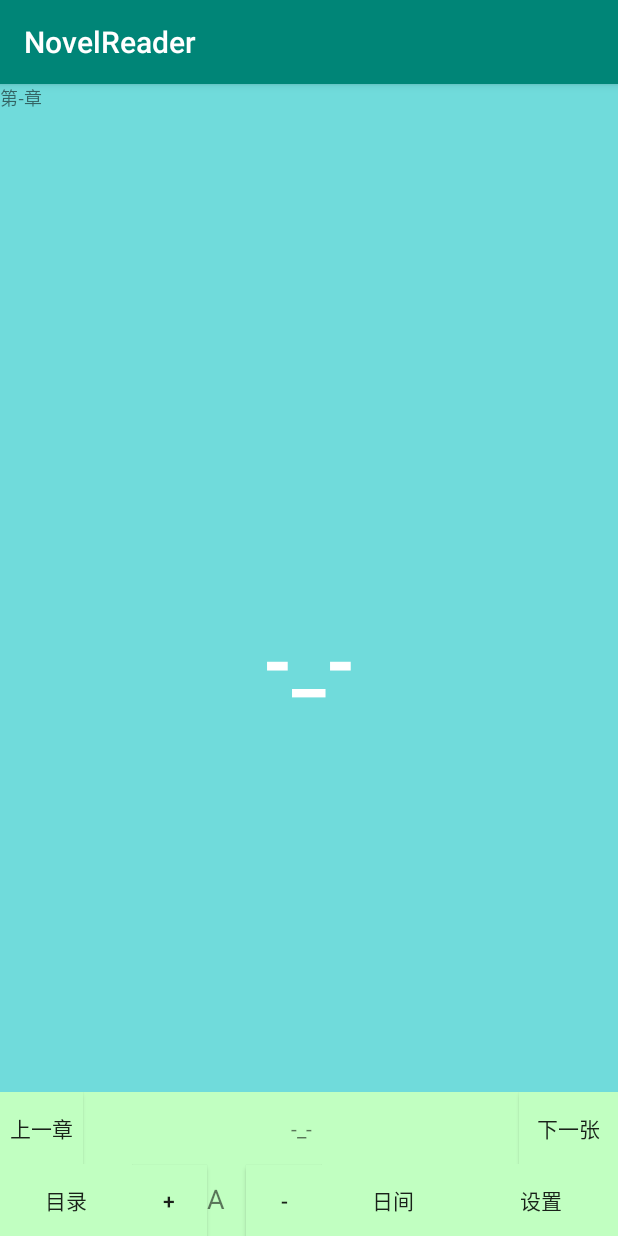
After one commit to Ace820/NovelReader, an Android app: the BookReaderActivity screen opened directly, with no data from a screen before it, on a phone screen of 412 x 824 dp. The commit adds this screen. Run offline under Robolectric (Android 15) with nearby library versions, the phone set to English and light mode, and no system bars.

Commit message:
use bookreader activity but default

```diff
--- a/app/src/main/AndroidManifest.xml
+++ b/app/src/main/AndroidManifest.xml
@@ -13,7 +13,7 @@
         android:supportsRtl="true"
         android:theme="@style/AppTheme">
         <activity
-            android:name=".FullscreenActivity"
+            android:name=".BookReaderActivity"
             android:configChanges="orientation|keyboardHidden|screenSize"
             android:label="@string/app_name"
             android:theme="@style/FullscreenTheme">
--- /dev/null
+++ b/app/src/main/java/com/baidu/zhangche/novelreader/BookReaderActivity.java
@@ -0,0 +1,186 @@
+package com.baidu.zhangche.novelreader;
+
+import android.content.Context;
+import android.os.Bundle;
+import android.os.Handler;
+import android.support.constraint.ConstraintSet;
+import android.support.v7.app.AppCompatActivity;
+import android.util.Log;
+import android.view.MotionEvent;
+import android.view.View;
+import android.widget.Button;
+import android.widget.TextView;
+
+public class BookReaderActivity extends AppCompatActivity {
+    Context mContext;
+    private TextView textTitle, textReader;
+    private View controlBar;
+    private Button chapterPrevious, chapterNext;
+    private TextView chapterProgress;
+    private Button chapterList, fontSizeUp, fontSizeDown, readerTheme, extraSettings;
+    protected boolean isControlBarVisble = false;
+    Handler handler = new Handler();
+    public BookReaderActivity(Context context) {
+        mContext = context;
+    }
+    public BookReaderActivity() {
+        mContext = BookReaderActivity.this;
+    }
+    @Override
+    protected void onCreate(Bundle savedInstanceState) {
+        super.onCreate(savedInstanceState);
+
+        setContentView(R.layout.activity_book_reader);
+
+        textTitle = findViewById(R.id.text_title_area);
+        textReader = findViewById(R.id.text_read_area);
+        controlBar = findViewById(R.id.control_bar);
+        chapterPrevious = findViewById(R.id.chapter_previous);
+        chapterNext = findViewById(R.id.chapter_next);
+        chapterProgress = findViewById(R.id.chapter_progress);
+        chapterList = findViewById(R.id.chapter_list);
+        fontSizeDown = findViewById(R.id.font_size_down);
+        fontSizeUp = findViewById(R.id.font_size_up);
+        readerTheme = findViewById(R.id.theme);
+        extraSettings = findViewById(R.id.settings);
+
+        textReader.setOnClickListener(new readerClickListener(textReader));
+        chapterPrevious.setOnClickListener(new readerClickListener(chapterPrevious));
+        chapterNext.setOnClickListener(new readerClickListener(chapterNext));
+        chapterList.setOnClickListener(new readerClickListener(chapterList));
+        fontSizeDown.setOnClickListener(new readerClickListener(fontSizeDown));
+        fontSizeUp.setOnClickListener(new readerClickListener(fontSizeUp));
+        readerTheme.setOnClickListener(new readerClickListener(readerTheme));
+        extraSettings.setOnClickListener(new readerClickListener(extraSettings));
+
+
+    }
+
+
+    class readerClickListener implements View.OnClickListener {
+        View view;
+        public readerClickListener(View v) {
+           view = v;
+        }
+
+        @Override
+        public void onClick(View v) {
+            switch (view.getId()) {
+                case R.id.text_read_area :
+                    if (isControlBarVisble) {
+                        textReader.setSystemUiVisibility(View.SYSTEM_UI_FLAG_LOW_PROFILE
+                                | View.SYSTEM_UI_FLAG_FULLSCREEN
+                                | View.SYSTEM_UI_FLAG_LAYOUT_STABLE
+                                | View.SYSTEM_UI_FLAG_IMMERSIVE_STICKY
+                                | View.SYSTEM_UI_FLAG_LAYOUT_HIDE_NAVIGATION
+                                | View.SYSTEM_UI_FLAG_HIDE_NAVIGATION);
+                        controlBar.setVisibility(View.GONE);
+                        isControlBarVisble = false;
+                        Log.d(mContext.toString(), "gone");
+                    }else {
+                        Log.d(mContext.toString(), "visible");
+                        textReader.setSystemUiVisibility(View.SYSTEM_UI_FLAG_LAYOUT_FULLSCREEN
+                                | View.SYSTEM_UI_FLAG_LAYOUT_STABLE
+                                | View.SYSTEM_UI_FLAG_LAYOUT_HIDE_NAVIGATION);
+                        controlBar.setVisibility(View.VISIBLE);
+                        isControlBarVisble = true;
+                    }
+                    break;
+                case R.id.chapter_previous :
+                    break;
+                case R.id.chapter_next :
+                    break;
+                case R.id.chapter_list :
+                    break;
+                case R.id.font_size_down :
+                    break;
+                case R.id.font_size_up :
+                    break;
+                case R.id.theme :
+                    break;
+                case R.id.settings :
+                    break;
+            }
+        }
+    }
+    class readerTouchListener implements View.OnTouchListener {
+        float xDown, yDown, xUp;
+        boolean isLongClickModule = false;
+        boolean isLongClicking = false;
+        @Override
+        public boolean onTouch(View view, MotionEvent motionEvent) {
+            //当按下时处理
+            if (motionEvent.getAction() == MotionEvent.ACTION_DOWN) {
+                xDown = motionEvent.getX();
+                yDown = motionEvent.getY();
+                Log.v("OnTouchListener", "Down");
+
+            } else if (motionEvent.getAction() == MotionEvent.ACTION_UP) {// 松开处理
+                //获取松开时的x坐标
+                if (isLongClickModule) {
+                    isLongClickModule = false;
+                    isLongClicking = false;
+                }
+                xUp = motionEvent.getX();
+
+                Log.v("OnTouchListener", "Up");
+                //按下和松开绝对值差当大于20时滑动，否则不显示
+                if ((xUp - xDown) > 20) {
+                    //添加要处理的内容
+                } else if ((xUp - xDown) < -20) {
+                    //添加要处理的内容
+                } else if (0 == (xDown - xUp)) {
+                    int viewWidth = view.getWidth();
+                    if (xDown < viewWidth / 3) {
+                        //靠左点击
+                    } else if (xDown > viewWidth / 3 && xDown < viewWidth * 2 / 3) {
+                        //中间点击
+
+                    } else {
+                        //靠右点击
+                    }
+                    /**
+                     * not scroll
+                     */
+                    //showNavigation();
+                }
+            } else if (motionEvent.getAction() == MotionEvent.ACTION_MOVE) {
+                //当滑动时背景为选中状态 //检测是否长按,在非长按时检测
+                if (!isLongClickModule) {
+                    isLongClickModule = isLongPressed(xDown, yDown, motionEvent.getX(),
+                            motionEvent.getY(), motionEvent.getDownTime(), motionEvent.getEventTime(), 300);
+                }
+                if (isLongClickModule && !isLongClicking) {
+                    //处理长按事件
+                    isLongClicking = true;
+                }
+            } else {
+                //其他模式
+            }
+            return false;
+        }
+
+        /* 判断是否有长按动作发生
+         * @param lastX 按下时X坐标
+         * @param lastY 按下时Y坐标
+         * @param thisX 移动时X坐标
+         * @param thisY 移动时Y坐标
+         * @param lastDownTime 按下时间
+         * @param thisEventTime 移动时间
+         * @param longPressTime 判断长按时间的阀值
+         */
+        private boolean isLongPressed(float lastX, float lastY,
+                                      float thisX, float thisY,
+                                      long lastDownTime, long thisEventTime,
+                                      long longPressTime) {
+            float offsetX = Math.abs(thisX - lastX);
+            float offsetY = Math.abs(thisY - lastY);
+            long intervalTime = thisEventTime - lastDownTime;
+            if (offsetX <= 10 && offsetY <= 10 && intervalTime >= longPressTime) {
+                return true;
+            }
+            return false;
+        }
+
+    }
+}
--- a/app/src/main/java/com/baidu/zhangche/novelreader/BookSheetActivity.java
+++ b/app/src/main/java/com/baidu/zhangche/novelreader/BookSheetActivity.java
@@ -144,7 +144,7 @@ public class BookSheetActivity extends AppCompatActivity {
             config.setCurrentBook(bookId);
 
             Intent intent = new Intent();
-            intent.setClass(BookSheetActivity.this,FullscreenActivity.class);
+            intent.setClass(BookSheetActivity.this,BookReaderActivity.class);
             startActivity(intent);
 
         }
--- /dev/null
+++ b/app/src/main/res/layout/activity_book_reader.xml
@@ -0,0 +1,144 @@
+<?xml version="1.0" encoding="utf-8"?>
+<FrameLayout xmlns:android="http://schemas.android.com/apk/res/android"
+    xmlns:app="http://schemas.android.com/apk/res-auto"
+    xmlns:tools="http://schemas.android.com/tools"
+    android:layout_width="match_parent"
+    android:layout_height="match_parent"
+    android:background="#70dbdb"
+    tools:context=".BookReaderActivity">
+
+    <!-- The primary full-screen view. This can be replaced with whatever view
+         is needed to present your content, e.g. VideoView, SurfaceView,
+         TextureView, etc. -->
+    <TextView
+        android:layout_width="match_parent"
+        android:layout_height="match_parent"
+        android:textSize="12sp"
+        android:id="@+id/text_title_area"
+        android:text="@string/title"/>
+
+    <TextView
+        android:id="@+id/text_read_area"
+        android:layout_width="match_parent"
+        android:layout_height="match_parent"
+        app:layout_constraintTop_toBottomOf="@+id/text_title_area"
+        android:gravity="center"
+        android:keepScreenOn="true"
+        android:text="@string/default_str"
+
+        android:textColor="#ffffff"
+        android:textSize="50sp"
+        android:textStyle="bold" />
+
+    <!-- This FrameLayout insets its children based on system windows using
+         android:fitsSystemWindows. -->
+    <FrameLayout
+        android:id="@+id/control_bar"
+        android:layout_width="match_parent"
+        android:layout_height="match_parent"
+
+        android:fitsSystemWindows="true">
+
+        <LinearLayout
+            android:layout_width="match_parent"
+            android:layout_height="wrap_content"
+            android:layout_gravity="bottom"
+            android:orientation="vertical">
+
+            <LinearLayout
+                android:id="@+id/chapter_bar"
+                style="?metaButtonBarStyle"
+                android:layout_width="match_parent"
+                android:layout_height="wrap_content"
+                android:layout_gravity="bottom"
+                android:background="@color/setting_bar"
+                android:measureWithLargestChild="false"
+                app:layout_constraintBottom_toTopOf="@+id/settings_bar"
+                tools:ignore="UselessParent">
+
+                <Button
+                    android:id="@+id/chapter_previous"
+                    android:layout_width="0dp"
+                    android:layout_height="wrap_content"
+                    android:layout_weight="2"
+                    android:background="@color/setting_bar"
+                    android:text="@string/chapter_previous" />
+
+                <TextView
+                    android:id="@+id/chapter_progress"
+                    android:layout_width="wrap_content"
+                    android:layout_height="wrap_content"
+                    android:layout_weight="10"
+                    android:gravity="center"
+                    android:text="@string/default_str"
+                    app:layout_constraintLeft_toRightOf="@+id/chapter_previous" />
+
+                <Button
+                    android:id="@+id/chapter_next"
+                    android:layout_width="10sp"
+                    android:layout_height="wrap_content"
+                    android:layout_weight="2"
+                    android:background="@color/setting_bar"
+                    android:text="@string/chapter_next" />
+            </LinearLayout>
+
+            <LinearLayout
+                android:id="@+id/settings_bar"
+                style="?metaButtonBarStyle"
+                android:layout_width="match_parent"
+                android:layout_height="wrap_content"
+                android:orientation="horizontal"
+                android:background="@color/setting_bar"
+                tools:ignore="UselessParent">
+
+                <Button
+                    android:id="@+id/chapter_list"
+                    android:layout_width="wrap_content"
+                    android:layout_height="wrap_content"
+                    android:background="@color/setting_bar"
+                    android:text="@string/chapter_list" />
+
+                <Button
+                    android:id="@+id/font_size_up"
+                    android:layout_width="15dp"
+                    android:layout_height="wrap_content"
+                    android:layout_weight="5"
+                    android:background="@color/setting_bar"
+                    android:text="@string/font_size_up" />
+
+                <TextView
+                    android:layout_width="wrap_content"
+                    android:layout_height="wrap_content"
+                    android:textSize="18dp"
+                    android:layout_weight="2"
+                    android:text="@string/font_size" />
+
+                <Button
+                    android:id="@+id/font_size_down"
+                    android:layout_width="15dp"
+                    android:layout_height="wrap_content"
+                    android:layout_weight="5"
+                    android:background="@color/setting_bar"
+                    android:text="@string/font_size_down" />
+
+                <Button
+                    android:layout_width="wrap_content"
+                    android:layout_height="wrap_content"
+                    android:background="@color/setting_bar"
+                    android:layout_weight="1"
+                    android:text="@string/theme"
+                    android:id="@+id/theme"/>
+
+                <Button
+                    android:layout_width="wrap_content"
+                    android:layout_height="wrap_content"
+                    android:background="@color/setting_bar"
+                    android:layout_weight="2"
+                    android:text="@string/settings"
+                    android:id="@+id/settings"/>
+            </LinearLayout>
+
+        </LinearLayout>
+    </FrameLayout>
+
+</FrameLayout>
```
Also changed, not shown: app/src/main/java/com/baidu/zhangche/novelreader/DatabaseFunc.java (+19 -4 lines).
